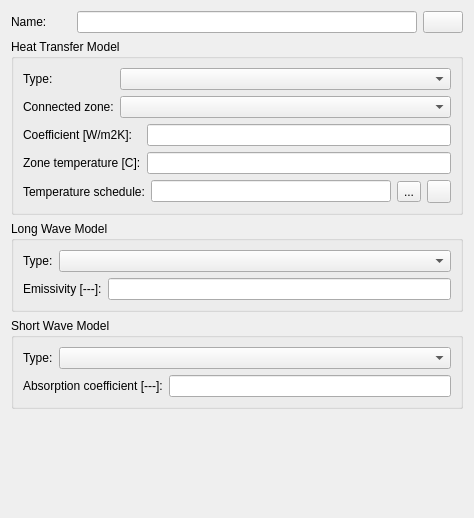
Old version of the form SIM-VICUS/src/SVDBBoundaryConditionEditWidget.ui in the repository ghorwin/SIM-VICUS.
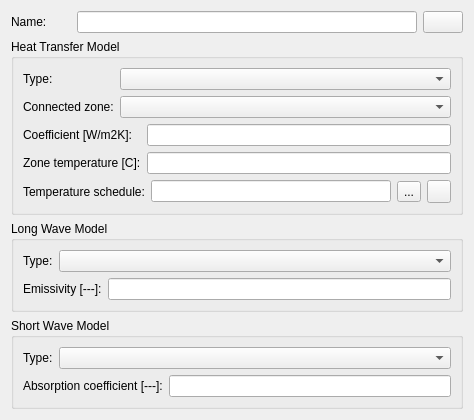
New version of the form. Icons and pictures are not drawn. Custom widgets are drawn as their Qt base class.

What changed in the file:
```diff
--- a/SIM-VICUS/src/SVDBBoundaryConditionEditWidget.ui
+++ b/SIM-VICUS/src/SVDBBoundaryConditionEditWidget.ui
@@ -7,7 +7,7 @@
     <x>0</x>
     <y>0</y>
     <width>474</width>
-    <height>518</height>
+    <height>409</height>
    </rect>
   </property>
   <property name="windowTitle">
```
Left out of the diff: 3 changed lines with no effect on the pictures.
